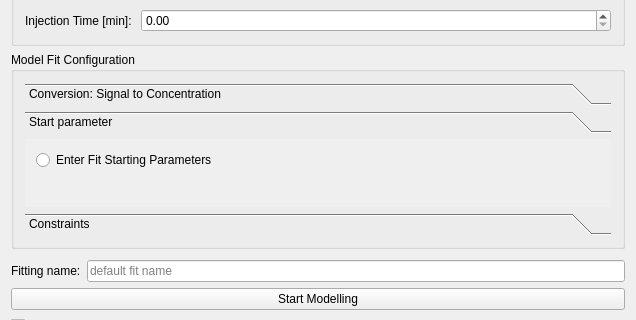
The window that Plugins/org.mitk.gui.qt.pharmacokinetics.mri/src/internal/MRPerfusionViewControls.ui (MITK/MITK) describes before a commit, drawn with Qt 5; both pictures show x 0 to 636 and y 597 to 917 of the 636 by 1124 pixel window.
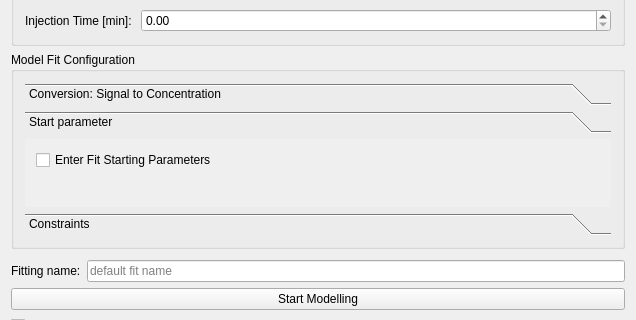
The same window after the commit. The open tabs and pages were chosen to show the change. Custom widgets are drawn as their Qt base class.

Commit message: Replace start parameters radioButton with checkBox in fitting views (T30436).

Diff of the .ui file:
```diff
--- a/Plugins/org.mitk.gui.qt.pharmacokinetics.mri/src/internal/MRPerfusionViewControls.ui
+++ b/Plugins/org.mitk.gui.qt.pharmacokinetics.mri/src/internal/MRPerfusionViewControls.ui
@@ -519,7 +519,7 @@
          </attribute>
          <layout class="QVBoxLayout" name="verticalLayout_6">
           <item>
-           <widget class="QRadioButton" name="radioButton_StartParameters">
+           <widget class="QCheckBox" name="checkBox_StartParameters">
             <property name="text">
              <string>Enter Fit Starting Parameters</string>
             </property>
```
The commit also changes 5 other files.
